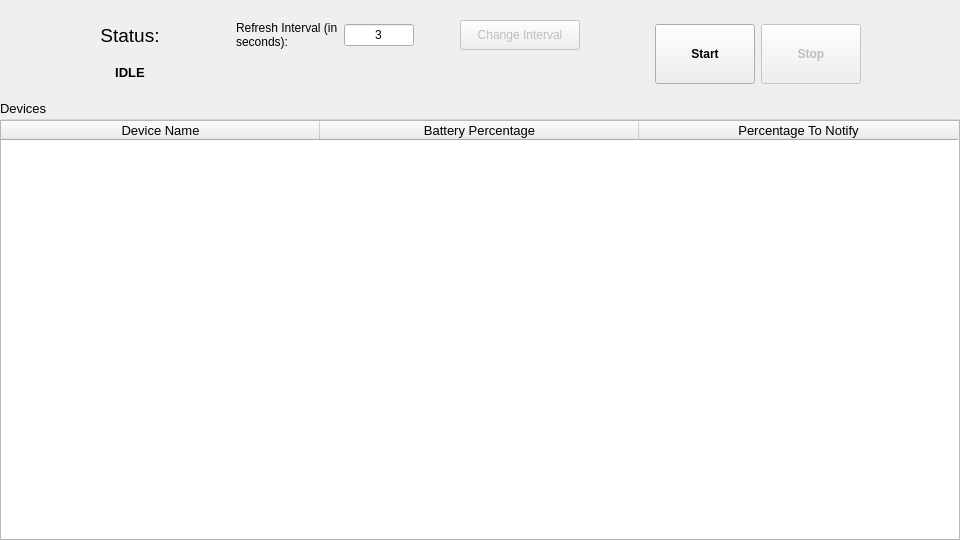
Old version of the form gui/design_template/interface_design.ui in the repository TryingOutSomething/BatteryTrackerServer.
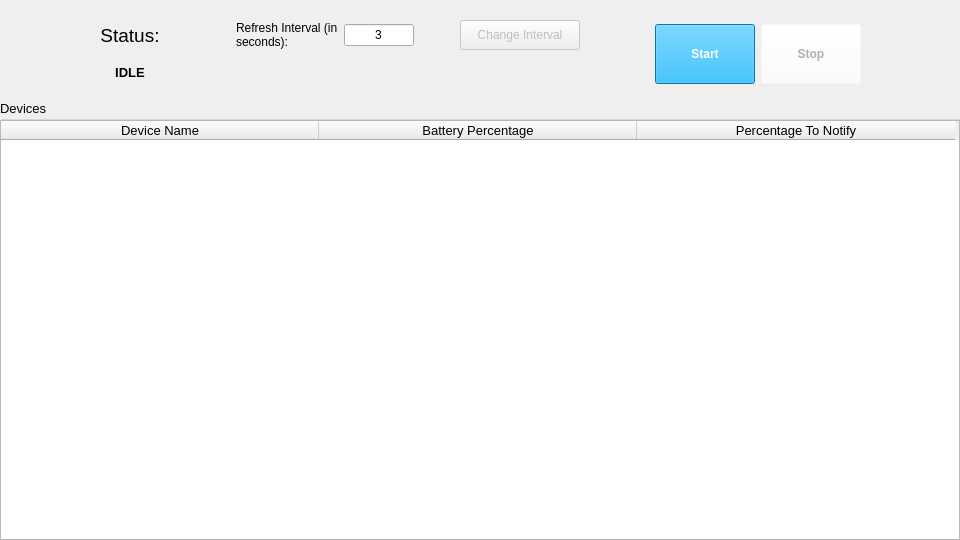
New version of the form.

Commit message: style: add more design changes to gui

The edit to the form file:
```diff
--- a/gui/design_template/interface_design.ui
+++ b/gui/design_template/interface_design.ui
@@ -16,6 +16,9 @@
     <height>540</height>
    </size>
   </property>
+  <property name="font">
+   <font/>
+  </property>
   <property name="windowTitle">
    <string>Battery Information</string>
   </property>
@@ -73,7 +76,7 @@
      <bool>false</bool>
     </attribute>
     <attribute name="horizontalHeaderDefaultSectionSize">
-     <number>319</number>
+     <number>318</number>
     </attribute>
     <column>
      <property name="text">
@@ -274,6 +277,9 @@
      <layout class="QHBoxLayout" name="startStopButtonContainer">
       <item>
        <widget class="QPushButton" name="startIntervalButton">
+        <property name="enabled">
+         <bool>true</bool>
+        </property>
         <property name="minimumSize">
          <size>
           <width>100</width>
@@ -285,6 +291,18 @@
           <bold>true</bold>
          </font>
         </property>
+        <property name="styleSheet">
+         <string notr="true">QPushButton#startIntervalButton {
+          color: #ffffff;
+          background-color: #03a9f4;
+          }
+
+          QPushButton#startIntervalButton:disabled {
+          color: #b0b0b0;
+          background-color: rgba(255, 255, 255, 0);
+          }
+         </string>
+        </property>
         <property name="text">
          <string>Start</string>
         </property>
@@ -312,6 +330,18 @@
           <bold>true</bold>
          </font>
         </property>
+        <property name="styleSheet">
+         <string notr="true">QPushButton#stopIntervalButton {
+          color: #ffffff;
+          background-color: #e91e63;
+          }
+
+          QPushButton#stopIntervalButton:disabled {
+          color: #b0b0b0;
+          background-color: rgba(255, 255, 255, 0);
+          }
+         </string>
+        </property>
         <property name="text">
          <string>Stop</string>
         </property>
```
The commit also changes 2 other files.
